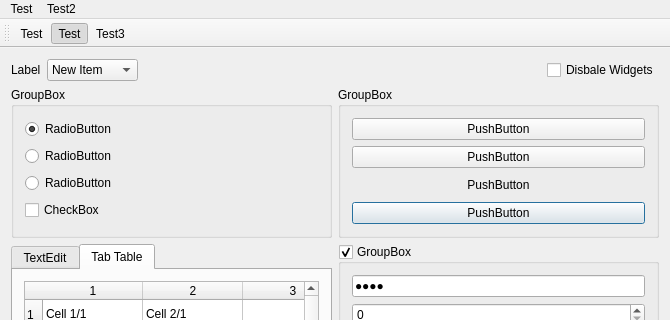
The window that examples/mainwindow.ui (gmarull/qtmodern) describes before a commit, drawn with Qt 5; both pictures show x 0 to 670 and y 0 to 320 of the 670 by 559 pixel window.
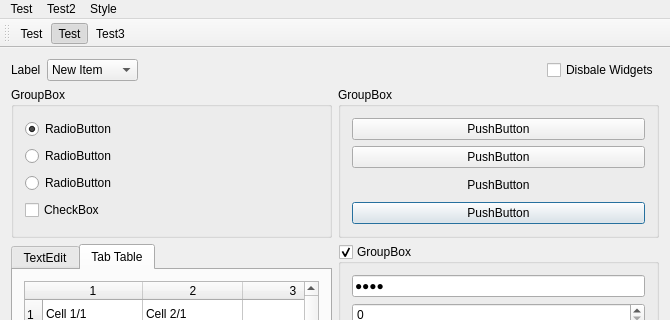
The same window after the commit.

Commit message: Update ui with style selector

Diff of the .ui file:
```diff
--- a/examples/mainwindow.ui
+++ b/examples/mainwindow.ui
@@ -403,7 +403,7 @@
      <x>0</x>
      <y>0</y>
      <width>670</width>
-     <height>20</height>
+     <height>21</height>
     </rect>
    </property>
    <widget class="QMenu" name="menuTest">
@@ -428,8 +428,16 @@
     </widget>
     <addaction name="menuTest2_2"/>
    </widget>
+   <widget class="QMenu" name="menuStyle">
+    <property name="title">
+     <string>Style</string>
+    </property>
+    <addaction name="actionLight"/>
+    <addaction name="actionDark"/>
+   </widget>
    <addaction name="menuTest"/>
    <addaction name="menuTest2"/>
+   <addaction name="menuStyle"/>
   </widget>
   <widget class="QToolBar" name="mainToolBar">
    <attribute name="toolBarArea">
```
Left out of the diff: 10 changed lines with no effect on the pictures.
